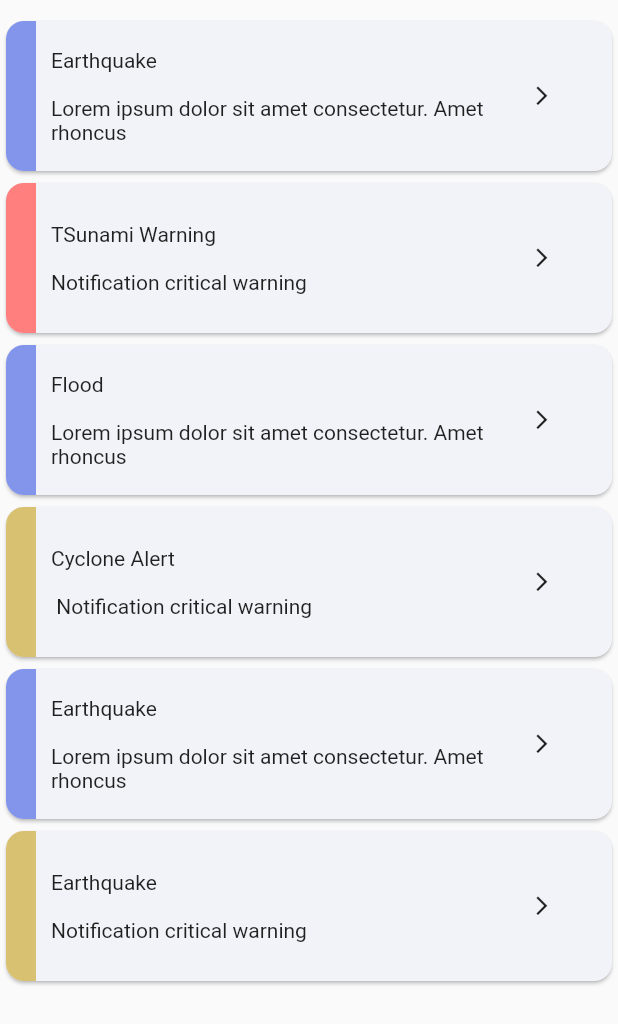
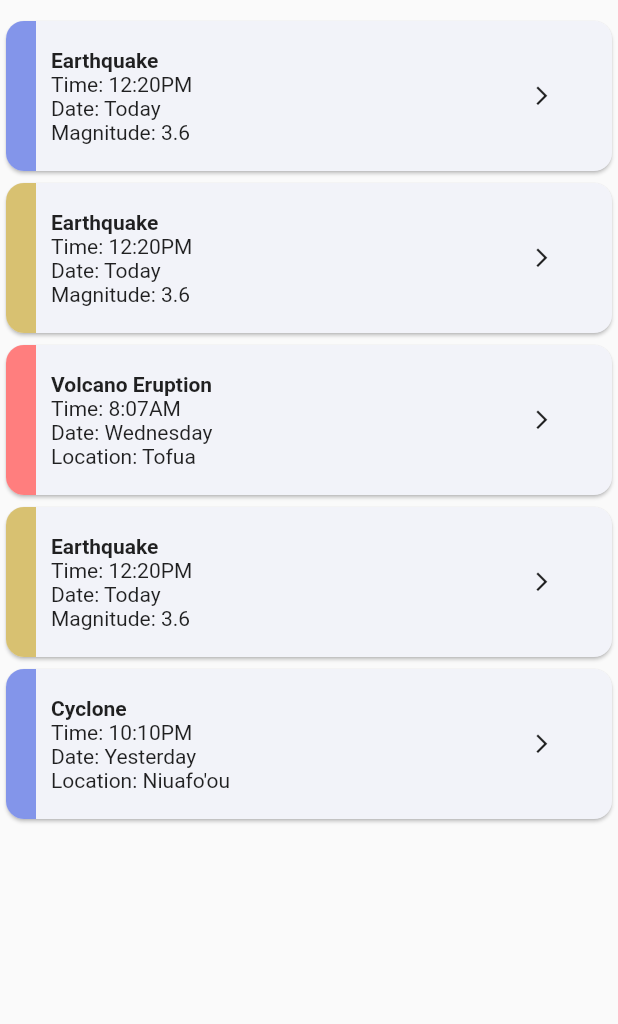
Before and after one commit to SPREP/tms-mobile, a Flutter app: the EventScreen widget shown alone on an empty page, opened directly, on a phone screen of 412 x 824 dp. Shown: the top 1024 px of the screen. Run offline on Flutter 3.47's test engine with Material 2 defaults, Android fonts, the phone set to English and light mode, and no system bars; our stand-ins replace flutter_map, google_fonts, latlong2, shared_preferences, smooth_page_indicator, syncfusion_flutter_sliders and 1 more; missing offline and left inert: humanitarian_icons, simple_ripple_animation; accounts and stored records are empty; generated files the repository leaves out were written again; network calls fail.

Commit message:
MAC-48: Update codebase for the event page development.

```diff
--- a/lib/models/event_model.dart
+++ b/lib/models/event_model.dart
@@ -1,10 +1,12 @@
 import 'package:flutter/material.dart';
+import 'package:macres/models/settings_model.dart';
 
 class EventModel {
   final int level;
-  final String body;
+  final Widget body;
+  final EventType type;
 
-  const EventModel(this.level, this.body);
+  const EventModel(this.level, this.body, this.type);
 
   Icon getIcon() {
     switch (level) {
--- a/lib/models/settings_model.dart
+++ b/lib/models/settings_model.dart
@@ -6,6 +6,28 @@ final formatter = DateFormat.yMd();
 enum Language { en, to }
 
 enum Location { tongatapu, haapai, vavau, niuafoou, niuatoputapu, eua }
+
+enum EventType {
+  earthquake,
+  cyclone,
+  tornado,
+  volcano,
+  tsunami,
+  flood,
+  fire,
+  bushfile
+}
+
+const eventTypeLabel = {
+  EventType.earthquake: 'Earthquake',
+  EventType.cyclone: 'Cyclone',
+  EventType.tornado: 'Tornado',
+  EventType.volcano: 'Volcano Eruption',
+  EventType.tsunami: 'TSunami',
+  EventType.fire: 'Fire',
+  EventType.flood: 'Flood',
+  EventType.bushfile: 'Bush Fire',
+};
 
 const locationLabel = {
   Location.tongatapu: "Tongatapu",
--- a/lib/screens/event_screen.dart
+++ b/lib/screens/event_screen.dart
@@ -1,5 +1,6 @@
 import 'package:flutter/material.dart';
 import 'package:macres/models/event_model.dart';
+import 'package:macres/models/settings_model.dart';
 import 'package:macres/widgets/event_widget.dart';
 
 class EventScreen extends StatefulWidget {
@@ -10,36 +11,78 @@ class EventScreen extends StatefulWidget {
 }
 
 class _EventScreen extends State<EventScreen> {
+  List<Map> poolEvents = [
+    {
+      'type': EventType.earthquake,
+      'time': '12:20PM',
+      'date': 'Today',
+      'magnitude': 3.6,
+      'level': 1,
+    },
+    {
+      'type': EventType.earthquake,
+      'time': '12:20PM',
+      'date': 'Today',
+      'magnitude': 3.6,
+      'level': 2,
+    },
+    {
+      'type': EventType.volcano,
+      'time': '8:07AM',
+      'date': 'Wednesday',
+      'location': 'Tofua',
+      'level': 3,
+    },
+    {
+      'type': EventType.earthquake,
+      'time': '12:20PM',
+      'date': 'Today',
+      'magnitude': 3.6,
+      'level': 2,
+    },
+    {
+      'type': EventType.cyclone,
+      'time': '10:10PM',
+      'date': 'Yesterday',
+      'location': "Niuafo'ou",
+      'level': 1,
+    },
+  ];
+
   @override
   Widget build(BuildContext context) {
-    return const SingleChildScrollView(
+    return SingleChildScrollView(
       child: Padding(
-        padding: EdgeInsets.only(top: 10, bottom: 10),
+        padding: const EdgeInsets.only(top: 10, bottom: 10),
         child: Column(
           children: [
-            EventWidget(
-              event: EventModel(1,
-                  "Earthquake \n\nLorem ipsum dolor sit amet consectetur. Amet rhoncus"),
-            ),
+            for (var item in poolEvents)
               EventWidget(
                 event: EventModel(
-                  3, 'TSunami Warning \n\nNotification critical warning'),
+                  item['level'],
+                  Column(
+                    crossAxisAlignment: CrossAxisAlignment.start,
+                    children: [
+                      Text(
+                        eventTypeLabel[item['type']].toString(),
+                        style: const TextStyle(fontWeight: FontWeight.bold),
                       ),
-            EventWidget(
-              event: EventModel(1,
-                  "Flood \n\nLorem ipsum dolor sit amet consectetur. Amet rhoncus"),
+                      if (item.containsKey('time'))
+                        Text("Time: ${item['time']}"),
+                      if (item.containsKey('date'))
+                        Text("Date: ${item['date'].toString()}"),
+                      if (item.containsKey('magnitude'))
+                        Text("Magnitude: ${item['magnitude'].toString()}"),
+                      if (item.containsKey('category'))
+                        Text("Category: ${item['category'].toString()}"),
+                      if (item.containsKey('location'))
+                        Text("Location: ${item['location'].toString()}"),
+                      if (item.containsKey('evacuation'))
+                        Text("Evacuation: ${item['evacuation'].toString()}"),
+                    ],
                   ),
-            EventWidget(
-              event: EventModel(
-                  2, 'Cyclone Alert \n\n Notification critical warning'),
+                  item['type'],
                 ),
-            EventWidget(
-              event: EventModel(1,
-                  "Earthquake \n\nLorem ipsum dolor sit amet consectetur. Amet rhoncus"),
-            ),
-            EventWidget(
-              event:
-                  EventModel(2, 'Earthquake \n\nNotification critical warning'),
               ),
           ],
         ),
--- a/lib/screens/tabs_screen.dart
+++ b/lib/screens/tabs_screen.dart
@@ -85,9 +85,9 @@ class _TabsScreenState extends State<TabsScreen> {
       ),
       bottomNavigationBar: BottomNavigationBar(
         onTap: _selectPage,
-        backgroundColor: const Color.fromARGB(255, 110, 107, 99),
-        unselectedItemColor: Colors.white54,
-        selectedItemColor: Colors.white,
+        backgroundColor: Color.fromARGB(255, 240, 238, 230),
+        //unselectedItemColor: Colors.white54,
+        //selectedItemColor: Colors.white,
         type: BottomNavigationBarType.fixed,
         items: const [
           BottomNavigationBarItem(
--- a/lib/widgets/event_widget.dart
+++ b/lib/widgets/event_widget.dart
@@ -1,5 +1,6 @@
 import 'package:flutter/material.dart';
 import 'package:macres/models/event_model.dart';
+import 'package:macres/screens/event_details_screen.dart';
 
 class EventWidget extends StatelessWidget {
   const EventWidget({super.key, required this.event});
@@ -25,7 +26,7 @@ class EventWidget extends StatelessWidget {
                 Container(
                   padding: const EdgeInsets.all(10),
                   width: mWidth,
-                  child: Text(event.body),
+                  child: event.body,
                 ),
                 const Icon(
                   Icons.arrow_forward_ios,
@@ -34,7 +35,13 @@ class EventWidget extends StatelessWidget {
               ],
             ),
           ),
-          onTap: () {},
+          onTap: () {
+            Navigator.of(context).push(
+              MaterialPageRoute(
+                  builder: (context) =>
+                      EventDetailsScreen(eventType: event.type)),
+            );
+          },
         ),
       ],
     );
--- a/lib/widgets/main_drawer_widget.dart
+++ b/lib/widgets/main_drawer_widget.dart
@@ -30,9 +30,9 @@ class MainDrawerWidget extends StatelessWidget {
                 end: Alignment.bottomRight,
               ),
             ),
-            child: Row(
+            child: const Row(
               mainAxisAlignment: MainAxisAlignment.center,
-              children: const [
+              children: [
                 CircleAvatar(
                   radius: 60,
                   backgroundImage: NetworkImage(
--- a/pubspec.yaml
+++ b/pubspec.yaml
@@ -46,6 +46,8 @@ dependencies:
   url_launcher: ^6.1.11
   google_fonts: ^5.1.0
   weather_icons: ^3.0.0
+  flutter_map: ^5.0.0
+  simple_ripple_animation: ^0.0.7
 
 dev_dependencies:
   flutter_test:
```
Also changed, not shown: lib/screens/event_details_screen.dart (added, +111 -0 lines), pubspec.lock. Lines whose indentation alone changed are shown as unchanged.
